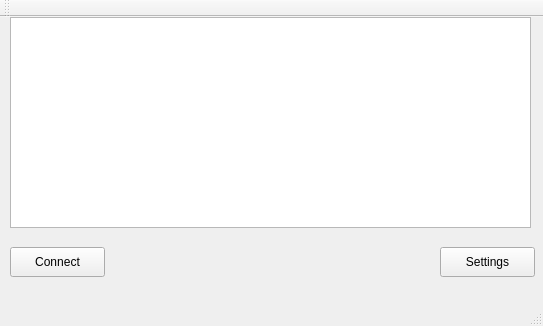
Old version of the form mainwindow.ui in the repository BastianGschrey/PowerTune.
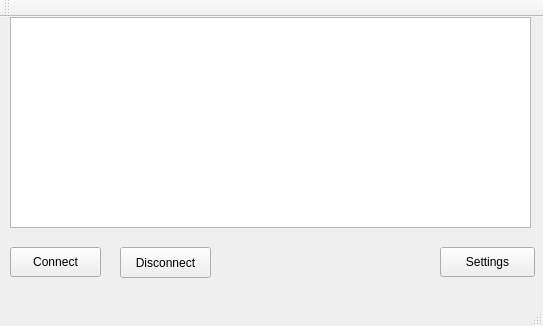
New version of the form.

```diff
--- a/mainwindow.ui
+++ b/mainwindow.ui
@@ -42,7 +42,7 @@
      <rect>
       <x>10</x>
       <y>230</y>
-      <width>95</width>
+      <width>91</width>
       <height>30</height>
      </rect>
     </property>
@@ -50,6 +50,19 @@
      <string>Connect</string>
     </property>
    </widget>
+   <widget class="QPushButton" name="btnDisconnect">
+    <property name="geometry">
+     <rect>
+      <x>120</x>
+      <y>230</y>
+      <width>91</width>
+      <height>31</height>
+     </rect>
+    </property>
+    <property name="text">
+     <string>Disconnect</string>
+    </property>
+   </widget>
   </widget>
   <widget class="QMenuBar" name="menuBar">
    <property name="geometry">
```
Left out of the diff: 2 changed lines with no effect on the pictures.
